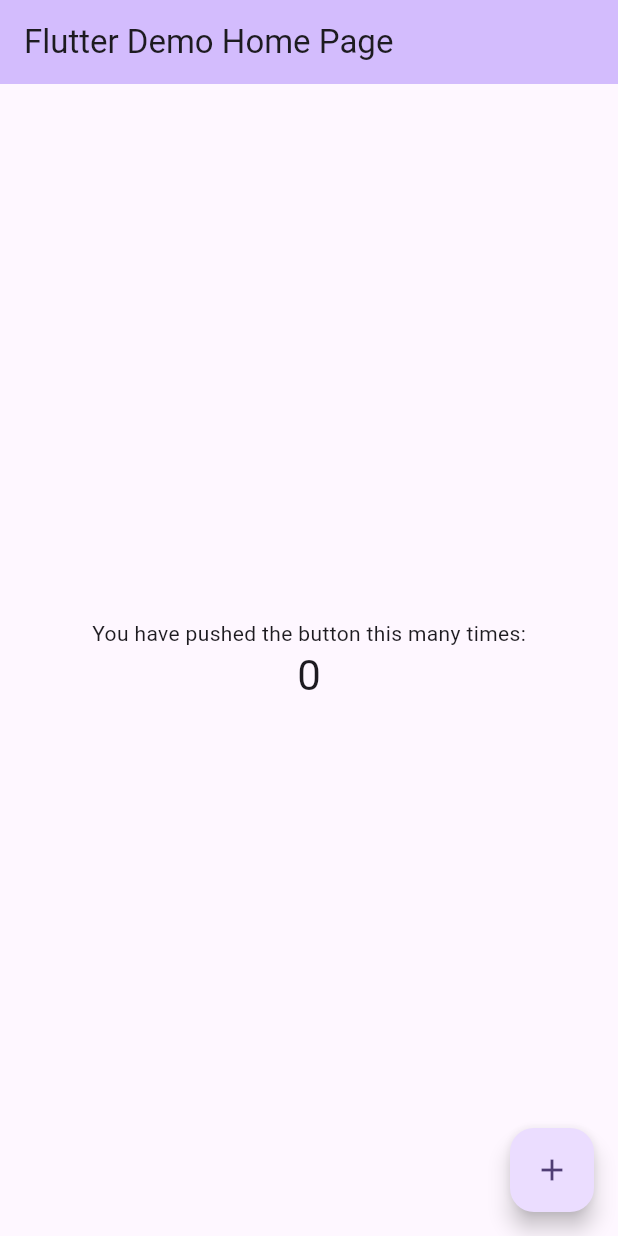
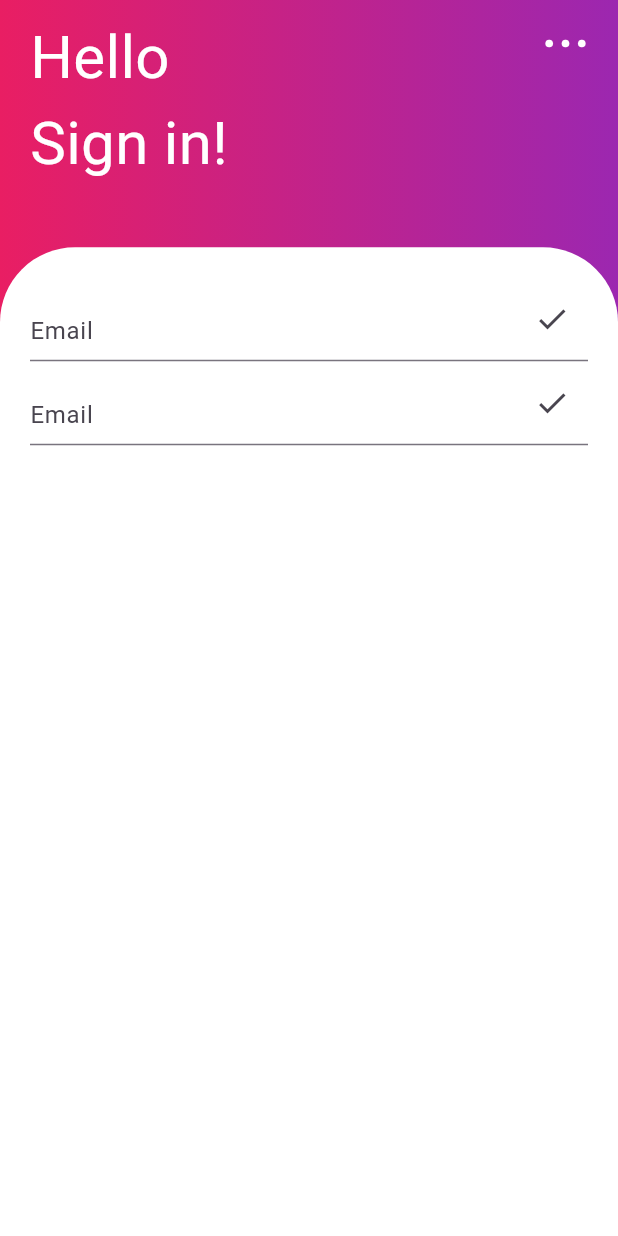
Before and after one commit to minhtay/LearningFlutter, a Flutter app: the screen it shows after launch, on a phone screen of 412 x 824 dp. Run offline on Flutter 3.47's test engine with Material 3 defaults, Android fonts, the phone set to English and light mode, and no system bars; our stand-ins replace flutter_svg.

Commit message:
learning day 1

```diff
--- /dev/null
+++ b/lib/Screen2.dart
@@ -0,0 +1,75 @@
+import 'package:flutter/material.dart';
+import 'package:flutter_svg/flutter_svg.dart';
+
+class Screen2 extends StatefulWidget {
+  const Screen2({super.key});
+
+  @override
+  State<Screen2> createState() => _Screen2State();
+}
+
+class _Screen2State extends State<Screen2> {
+  @override
+  Widget build(BuildContext context) {
+    return Container(
+      decoration: BoxDecoration(
+          gradient: LinearGradient(colors: [Colors.pink, Colors.purple])),
+      width: double.infinity,
+      height: double.infinity,
+      child: Column(
+        children: [
+          Expanded(
+              flex: 2,
+              child: Padding(
+                padding: const EdgeInsets.only(top: 10, left: 20, right: 20),
+                child: Row(
+                  crossAxisAlignment: CrossAxisAlignment.start,
+                  mainAxisAlignment: MainAxisAlignment.spaceBetween,
+                  children: [
+                    Text('Hello \nSign in!',
+                        style: TextStyle(fontSize: 40, color: Colors.white)),
+                    SvgPicture.asset('assets/images/ic_more.svg',
+                        width: 30, height: 38),
+                  ],
+                ),
+              )),
+          Expanded(
+              flex: 8,
+              child: Container(
+                decoration: BoxDecoration(
+                    borderRadius: BorderRadius.only(
+                        topLeft: Radius.circular(50),
+                        topRight: Radius.circular(50)),
+                    color: Colors.white),
+                width: double.infinity,
+                height: double.infinity,
+                child: Padding(
+                  padding: const EdgeInsets.all(20.0),
+                  child: Column(
+                    crossAxisAlignment: CrossAxisAlignment.start,
+                    children: [
+                      TextFormField(
+                        decoration: InputDecoration(
+                          alignLabelWithHint: true,
+                          hintText: 'Enter your email',
+                          labelText: 'Email',
+                          suffixIcon: Icon(Icons.check),
+                        ),
+                      ),
+                      TextFormField(
+                        decoration: InputDecoration(
+                          alignLabelWithHint: true,
+                          hintText: 'Enter your email',
+                          labelText: 'Email',
+                          suffixIcon: Icon(Icons.check),
+                        ),
+                      )
+                    ],
+                  ),
+                ),
+              )),
+        ],
+      ),
+    );
+  }
+}
--- a/lib/main.dart
+++ b/lib/main.dart
@@ -1,70 +1,13 @@
 import 'package:flutter/material.dart';
+import 'Screen1.dart';
+import 'Screen2.dart';
 
 void main() {
-  runApp(const MyApp());
+  runApp(MaterialApp(
+    home: SafeArea(
+        child: Scaffold(
+      body: Screen2(),
+    )),
+    debugShowCheckedModeBanner: false,
+  ));
 }
-
-class MyApp extends StatelessWidget {
-  const MyApp({super.key});
-
-  @override
-  Widget build(BuildContext context) {
-    return MaterialApp(
-      title: 'Flutter Demo',
-      debugShowCheckedModeBanner: false,
-      theme: ThemeData(
-        colorScheme: ColorScheme.fromSeed(seedColor: Colors.deepPurple),
-        useMaterial3: true,
-      ),
-      home: const MyHomePage(title: 'Flutter Demo Home Page'),
-    );
-  }
-}
-
-class MyHomePage extends StatefulWidget {
-  const MyHomePage({super.key, required this.title});
-
-  final String title;
-
-  @override
-  State<MyHomePage> createState() => _MyHomePageState();
-}
-
-class _MyHomePageState extends State<MyHomePage> {
-  int _counter = 0;
-
-  void _incrementCounter() {
-    setState(() {
-      _counter++;
-    });
-  }
-
-  @override
-  Widget build(BuildContext context) {
-    return Scaffold(
-      appBar: AppBar(
-        backgroundColor: Theme.of(context).colorScheme.inversePrimary,
-        title: Text(widget.title),
-      ),
-      body: Center(
-        child: Column(
-          mainAxisAlignment: MainAxisAlignment.center,
-          children: <Widget>[
-            const Text(
-              'You have pushed the button this many times:',
-            ),
-            Text(
-              '$_counter',
-              style: Theme.of(context).textTheme.headlineMedium,
-            ),
-          ],
-        ),
-      ),
-      floatingActionButton: FloatingActionButton(
-        onPressed: _incrementCounter,
-        tooltip: 'Increment',
-        child: const Icon(Icons.add),
-      ), // This trailing comma makes auto-formatting nicer for build methods.
-    );
-  }
-}
--- a/pubspec.yaml
+++ b/pubspec.yaml
@@ -34,6 +34,7 @@ dependencies:
   # The following adds the Cupertino Icons font to your application.
   # Use with the CupertinoIcons class for iOS style icons.
   cupertino_icons: ^1.0.8
+  flutter_svg: ^2.0.17
 
 dev_dependencies:
   flutter_test:
@@ -61,6 +62,8 @@ flutter:
   # assets:
   #   - images/a_dot_burr.jpeg
   #   - images/a_dot_ham.jpeg
+  assets:
+    - assets/images/
 
   # An image asset can refer to one or more resolution-specific "variants", see
   # https://flutter.dev/to/resolution-aware-images
```
Also changed, not shown: lib/Screen1.dart (added, +110 -0 lines), assets/images/ic_dumbbell.svg (added), assets/images/ic_facebook.svg (added), assets/images/ic_instagram.svg (added), assets/images/ic_more.svg (added), assets/images/ic_more_2.png (added), assets/images/ic_twitter.svg (added), pubspec.lock, 1 other file.
